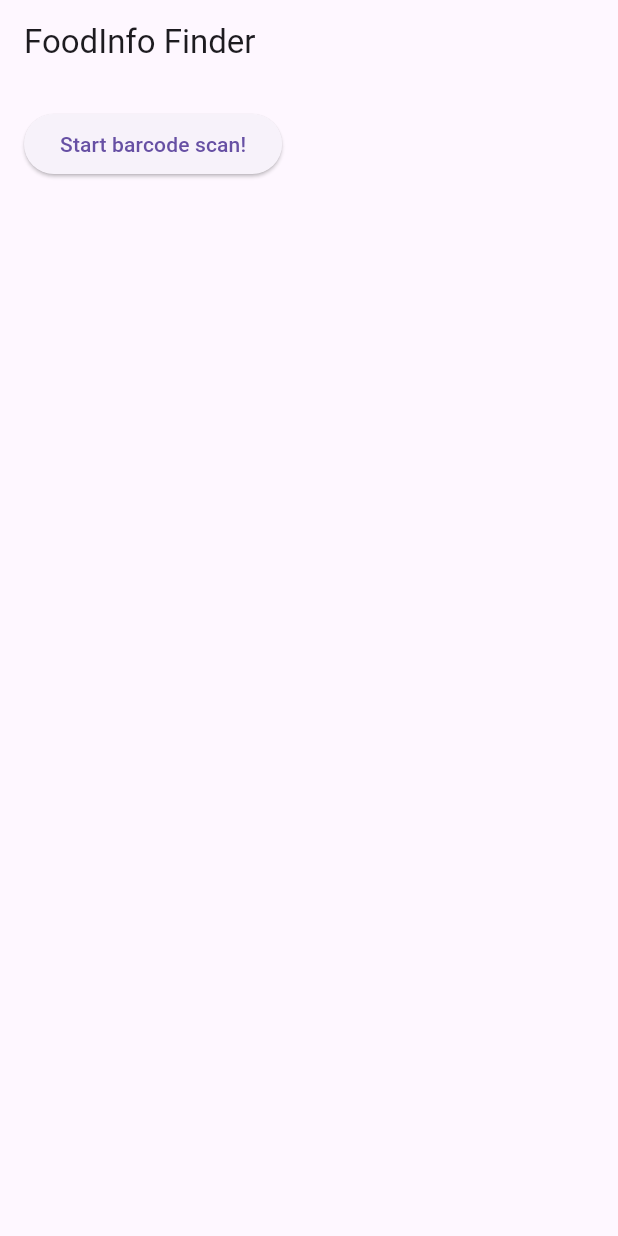
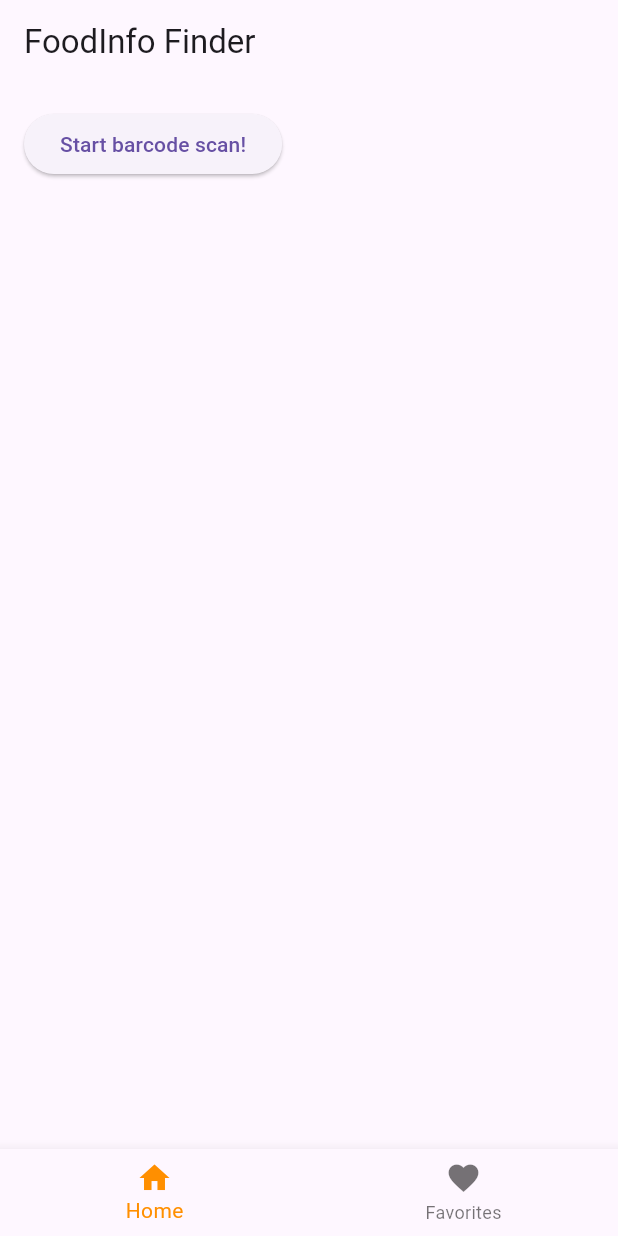
Before and after one commit to achudnova/foodcheck, a Flutter app: the screen it shows after launch, on a phone screen of 412 x 824 dp. Run offline on Flutter 3.47's test engine with Material 3 defaults, Android fonts, the light colour scheme and no system bars; missing offline and left inert: flutter_barcode_scanner.

Commit message:
upd home and favorites

```diff
--- a/lib/main.dart
+++ b/lib/main.dart
@@ -14,13 +14,17 @@ class MyApp extends StatefulWidget {
 }
 
 class MyAppState extends State<MyApp> {
+  int _selectedIndex = 0;
+  final List<Map<String, dynamic>> _favorites = [];
   String scanResult = "";
   String productInfo = "";
   String productImage = "";
+  Map<String, dynamic>? currentProduct;
 
-  @override
-  void initState() {
-    super.initState();
+  void _onItemTapped(int index) {
+    setState(() {
+      _selectedIndex = index;
+    });
   }
 
   Future<void> scanCode() async {
@@ -53,11 +57,13 @@ class MyAppState extends State<MyApp> {
       setState(() {
         productInfo = _formatProductInfo(product);
         productImage = _getProductImage(product);
+        currentProduct = product['product'];
       });
     } else {
       setState(() {
         productInfo = 'Product not found or unable to fetch the product information.';
         productImage = '';
+        currentProduct = null;
       });
     }
   }
@@ -88,23 +94,22 @@ class MyAppState extends State<MyApp> {
     }
   }
 
-  @override
-  Widget build(BuildContext context) {
-    return MaterialApp(
-      home: Scaffold(
-        appBar: AppBar(
-          title: const Text('FoodInfo Finder'),
-        ),
-        body: Builder(builder: (BuildContext context) {
+  void _addToFavorites() {
+    if (currentProduct != null) {
+      setState(() {
+        _favorites.add(currentProduct!);
+      });
+    }
+  }
+
+  Widget _buildHome() {
     return SingleChildScrollView(
       padding: const EdgeInsets.all(16.0),
       child: Column(
         mainAxisAlignment: MainAxisAlignment.center,
         children: <Widget>[
           ElevatedButton(
-                  onPressed: () {
-                    scanCode();
-                  },
+            onPressed: scanCode,
             child: const Text('Start barcode scan!'),
           ),
           const SizedBox(height: 20),
@@ -119,10 +124,56 @@ class MyAppState extends State<MyApp> {
               textAlign: TextAlign.left,
             ),
           ),
+          if (currentProduct != null)
+            IconButton(
+              icon: const Icon(Icons.favorite),
+              color: Colors.red,
+              onPressed: _addToFavorites,
+            ),
         ],
       ),
     );
-        }),
+  }
+
+  Widget _buildFavorites() {
+    return ListView.builder(
+      itemCount: _favorites.length,
+      itemBuilder: (context, index) {
+        final product = _favorites[index];
+        return ListTile(
+          title: Text(product['product_name'] ?? 'N/A'),
+          subtitle: Text(product['brands'] ?? 'N/A'),
+          leading: product['image_url'] != null
+              ? Image.network(product['image_url'], width: 50, height: 50)
+              : null,
+        );
+      },
+    );
+  }
+
+  @override
+  Widget build(BuildContext context) {
+    return MaterialApp(
+      home: Scaffold(
+        appBar: AppBar(
+          title: const Text('FoodInfo Finder'),
+        ),
+        body: _selectedIndex == 0 ? _buildHome() : _buildFavorites(),
+        bottomNavigationBar: BottomNavigationBar(
+          items: const <BottomNavigationBarItem>[
+            BottomNavigationBarItem(
+              icon: Icon(Icons.home),
+              label: 'Home',
+            ),
+            BottomNavigationBarItem(
+              icon: Icon(Icons.favorite),
+              label: 'Favorites',
+            ),
+          ],
+          currentIndex: _selectedIndex,
+          selectedItemColor: Colors.amber[800],
+          onTap: _onItemTapped,
+        ),
       ),
     );
   }
--- a/pubspec.yaml
+++ b/pubspec.yaml
@@ -32,6 +32,7 @@ dependencies:
     sdk: flutter
   flutter_barcode_scanner: ^2.0.0
   http: ^0.13.4
+  shared_preferences: ^2.0.6
 
 
   # The following adds the Cupertino Icons font to your application.
```
Also changed, not shown: pubspec.lock, 1 other file. Lines whose indentation alone changed are shown as unchanged.
